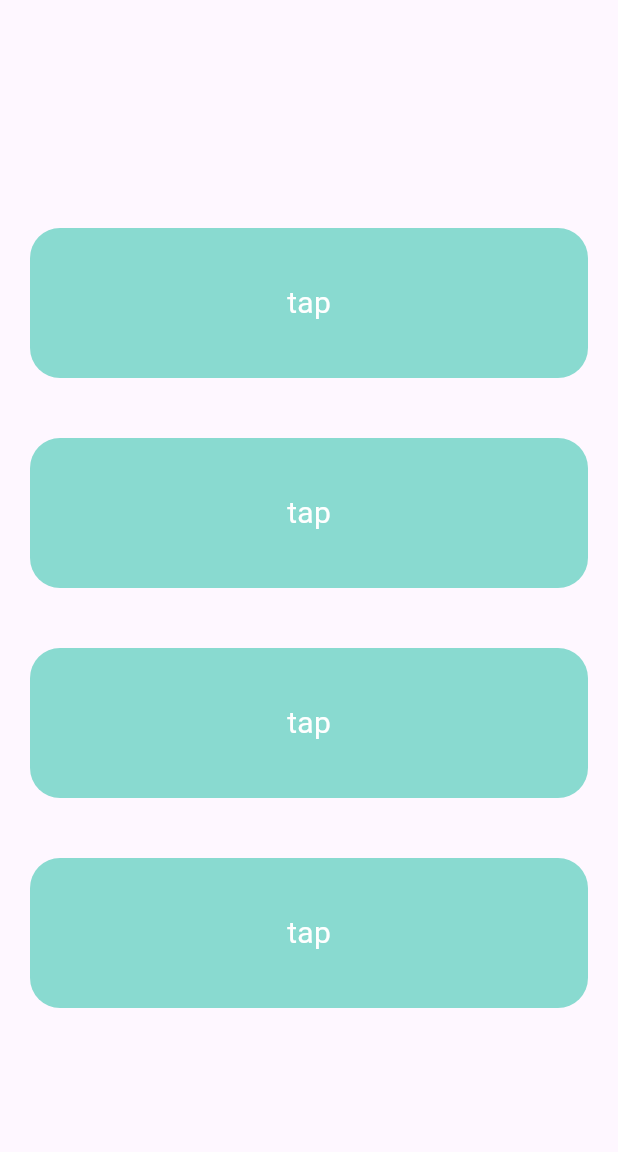
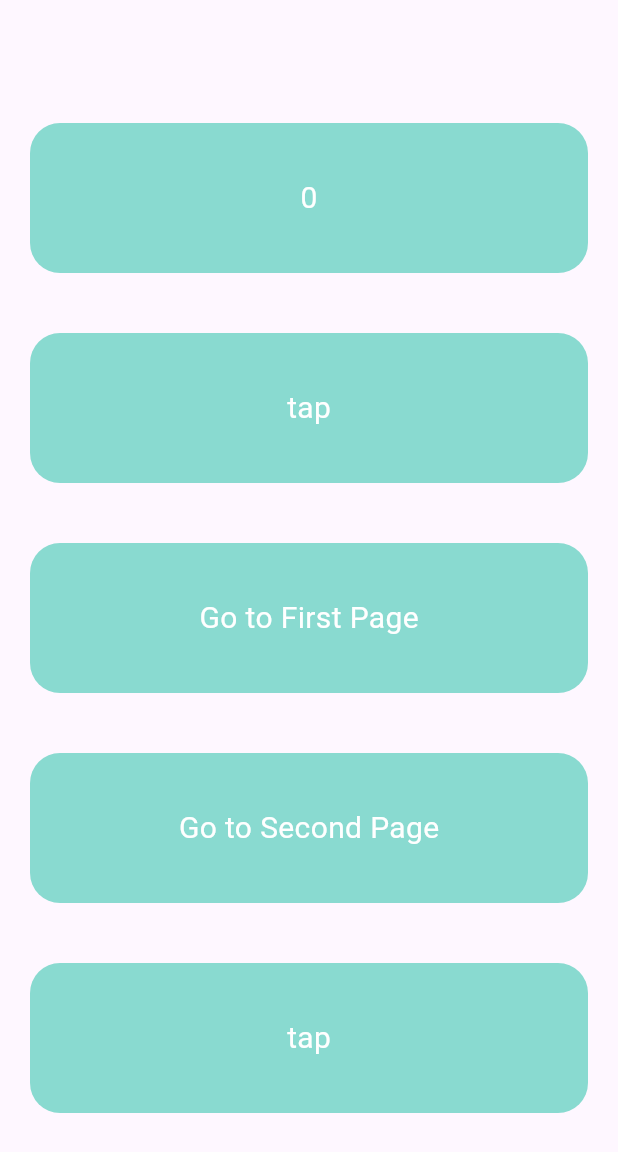
Before and after one commit to singhrishabh93/getx_package, a Flutter app: the screen it shows after launch, on a phone screen of 412 x 824 dp. Shown: the top 1152 px of the screen. Run offline on Flutter 3.47's test engine with Material 3 defaults, Android fonts, the phone set to English and light mode, and no system bars; our stand-ins replace get; missing offline and left inert: dart:ffi.

Commit message:
Getx package

```diff
--- a/lib/controllers/tap_controller.dart
+++ b/lib/controllers/tap_controller.dart
@@ -1,10 +1,44 @@
+import 'dart:ffi';
+
 import 'package:get/get.dart';
 
 class TapController extends GetxController {
   int _x = 0; // private Variable
   int get x => _x; // made the variable x public using Getx
+
+  RxInt _y = 0
+      .obs; // if value is of obs type we don't need update() function for updating the value.
+  // if our value is of obs type we have to use .value property to increase or decrese the value.
+  RxInt get y => _y;
+
+  RxInt _z = 0.obs;
+  int get z => _z.value.toInt();
+
+
+  void totalXY() {
+    _z.value = x + _y.value;
+    print(_z);
+  }
+
   void increaseX() {
     _x++;
+    update(); // similar as setState() function
+    // we used this to see the updated value on the screen, if we don't use this we'll not be able to see the change in the screen
+    // print(_x);
+  }
+
+  void decreaseX() {
+    _x--;
     print(_x);
+    update(); //similar as setState() function
+    // we used this to see the decresed value on the screen, if we don't use this we'll not be able to see the change in the screen
+    // print(_x);
+  }
+  void increaseY() {
+    _y.value++;
+  }
+
+  void decreaseY() {
+    _y.value--;
   }
 }
--- a/lib/main.dart
+++ b/lib/main.dart
@@ -1,5 +1,6 @@
 import 'package:flutter/material.dart';
 import 'package:getx_package/my_home_page.dart';
+import 'package:get/get.dart';
 
 void main() {
   runApp(const MyApp());
@@ -11,7 +12,7 @@ class MyApp extends StatelessWidget {
   // This widget is the root of your application.
   @override
   Widget build(BuildContext context) {
-    return MaterialApp(
+    return GetMaterialApp( // used Get before Material App so that we can use Getx packages for routing
       title: 'Flutter Demo',
       theme: ThemeData(
         // This is the theme of your application.
--- a/lib/my_home_page.dart
+++ b/lib/my_home_page.dart
@@ -1,19 +1,41 @@
 import 'package:flutter/material.dart';
 import 'package:get/get.dart';
 import 'package:getx_package/controllers/tap_controller.dart';
+import 'package:getx_package/first_page.dart';
+import 'package:getx_package/second_page.dart';
 
 class MyHomePage extends StatelessWidget {
   const MyHomePage({super.key});
 
   @override
   Widget build(BuildContext context) {
-    TapController controller = Get.put(TapController());
+    TapController controller =
+        Get.put(TapController()); // this is known as dependency injection
     // called the TapController using Getx, with the help of this we can access the properties i.e. x and increaseX()
     return Scaffold(
       body: Container(
         width: double.maxFinite,
         height: double.maxFinite,
         child: Column(mainAxisAlignment: MainAxisAlignment.center, children: [
+          GetBuilder<TapController>(
+            // want to print the value we will call the increaseX() using getBuilder  and name the builder as tapController whose type will be of TapController type
+            builder: (tapController) {
+              return Container(
+                margin: const EdgeInsets.all(20),
+                width: double.maxFinite,
+                height: 100,
+                decoration: BoxDecoration(
+                    borderRadius: BorderRadius.circular(20),
+                    color: Color(0xFF89dad0)),
+                child: Center(
+                    child: Text(
+                  tapController.x.toString(),
+                  // we have to print the value x(it stored the value of _x), so we used tapController.x and it is of int type so we used .toString() method
+                  style: TextStyle(fontSize: 20, color: Colors.white),
+                )),
+              );
+            },
+          ),
           GestureDetector(
             onTap: () {
               controller.increaseX();
@@ -33,7 +55,10 @@ class MyHomePage extends StatelessWidget {
             ),
           ),
           GestureDetector(
-            onTap: () {},
+            onTap: () {
+              Get.to(() =>
+                  const FirstPage()); // used getx package for moving one page to another instead of using navigator.push
+            },
             child: Container(
               margin: const EdgeInsets.all(20),
               width: double.maxFinite,
@@ -43,13 +68,15 @@ class MyHomePage extends StatelessWidget {
                   color: Color(0xFF89dad0)),
               child: Center(
                   child: Text(
-                "tap",
+                "Go to First Page",
                 style: TextStyle(fontSize: 20, color: Colors.white),
               )),
             ),
           ),
           GestureDetector(
-            onTap: () {},
+            onTap: () {
+              Get.to(() => SecondPage());
+            },
             child: Container(
               margin: const EdgeInsets.all(20),
               width: double.maxFinite,
@@ -59,7 +86,7 @@ class MyHomePage extends StatelessWidget {
                   color: Color(0xFF89dad0)),
               child: Center(
                   child: Text(
-                "tap",
+                "Go to Second Page",
                 style: TextStyle(fontSize: 20, color: Colors.white),
               )),
             ),
```
Also changed, not shown: lib/first_page.dart (added, +68 -0 lines), lib/second_page.dart (added, +41 -0 lines), lib/third_page.dart (added, +118 -0 lines).
